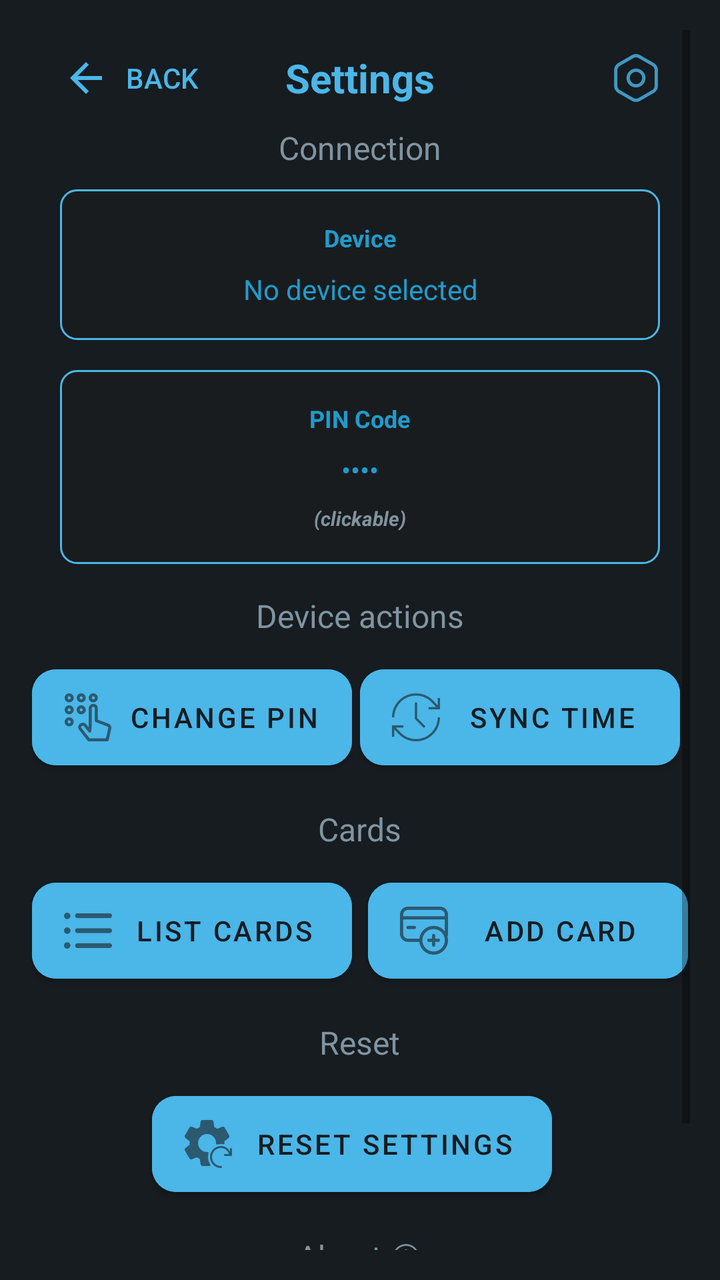
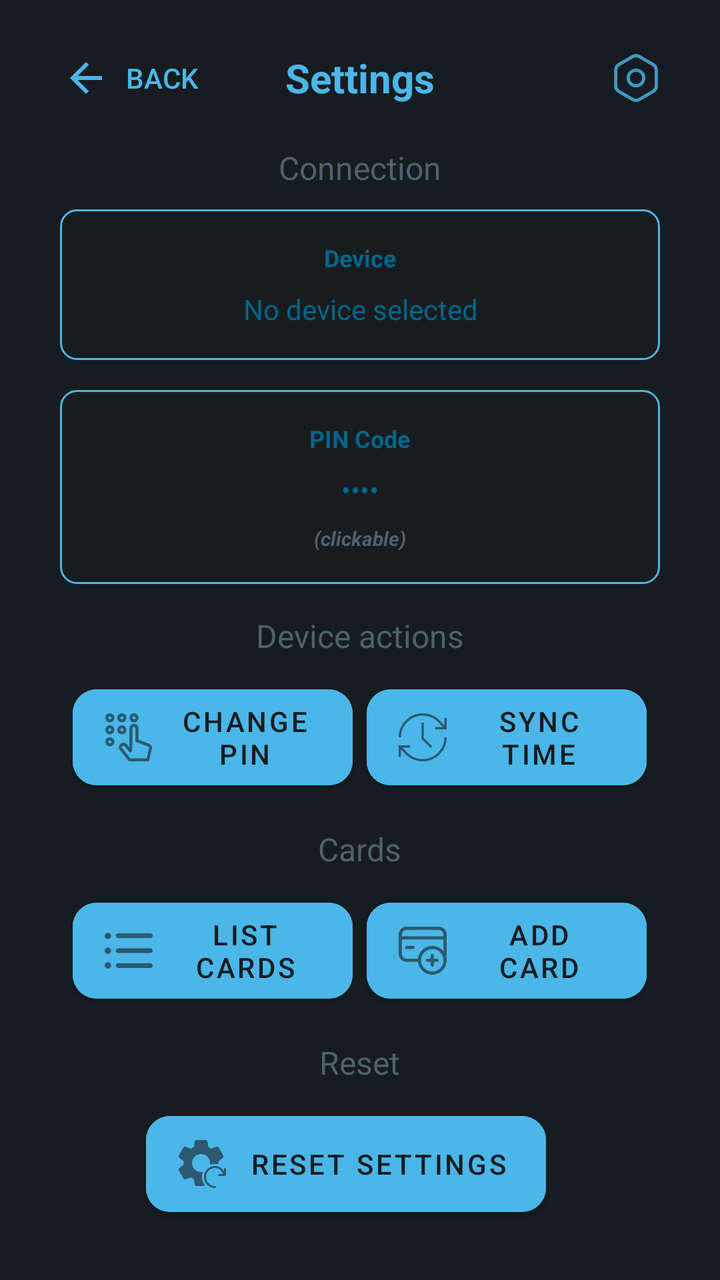

Screens rendered from an Android XML layout before and after an edit, with the pre-edit source and the edit as a unified diff.
<!-- AndroidManifest.xml: activity theme Theme.Nsline22 -->
<!-- res/layout/activity_settings.xml -->
<?xml version="1.0" encoding="utf-8"?>
<ScrollView xmlns:android="http://schemas.android.com/apk/res/android"
    xmlns:app="http://schemas.android.com/apk/res-auto"
    android:layout_width="match_parent"
    android:layout_height="match_parent"
    android:background="@color/background_dark"
    android:padding="15dp"
    android:fillViewport="true">

    <LinearLayout
        android:layout_width="match_parent"
        android:layout_height="wrap_content"
        android:orientation="vertical">

        
        <RelativeLayout
            android:layout_width="match_parent"
            android:layout_height="wrap_content"
            android:orientation="horizontal">

            <Button
                android:id="@+id/aboutBackButton"
                android:layout_width="wrap_content"
                android:layout_height="wrap_content"
                android:text="Back"
                android:drawableLeft="@drawable/ic_arrow_backward"
                android:textColor="?attr/colorPrimary"
                style="@style/Widget.AppCompat.Button.Borderless"
                android:layout_alignParentStart="true"
                android:layout_centerVertical="true" />

            <TextView
                android:layout_width="wrap_content"
                android:layout_height="wrap_content"
                android:text="Settings"
                android:textColor="?attr/colorPrimary"
                android:textSize="20sp"
                android:textStyle="bold"
                android:layout_marginBottom="5dp"
                android:layout_centerInParent="true" />

            <ImageView
                android:layout_width="wrap_content"
                android:layout_height="wrap_content"
                android:src="@drawable/ic_settings"
                android:layout_alignParentEnd="true"
                android:layout_marginBottom="5dp"
                android:layout_centerInParent="true"
                android:layout_marginEnd="15dp"
                android:tint="?attr/colorPrimary" />

        </RelativeLayout>

        
        <LinearLayout
            android:layout_width="match_parent"
            android:layout_height="0dp"
            android:layout_weight="1"
            android:orientation="vertical"
            android:gravity="center"
            android:layout_gravity="center">

            <TextView
                android:layout_width="wrap_content"
                android:layout_height="wrap_content"
                android:text="Connection"
                android:textColor="@color/material_dynamic_secondary60"
                android:textSize="16sp"
                android:layout_marginBottom="10dp" />

            
            <LinearLayout
                android:id="@+id/deviceInfoContainer"
                android:layout_width="300dp"
                android:layout_height="wrap_content"
                android:orientation="vertical"
                android:background="@drawable/output_background"
                android:padding="16dp"
                android:layout_marginBottom="15dp"
                android:gravity="center"
                android:clickable="true"
                android:focusable="true"
                android:foreground="?attr/selectableItemBackground">

                <TextView
                    android:layout_width="wrap_content"
                    android:layout_height="wrap_content"
                    android:text="Device"
                    android:textColor="@color/material_dynamic_primary60"
                    android:textSize="12sp"
                    android:textStyle="bold"
                    android:layout_marginBottom="8dp" />

                <TextView
                    android:id="@+id/deviceInfoText"
                    android:layout_width="wrap_content"
                    android:layout_height="wrap_content"
                    android:text="No device selected"
                    android:textColor="@color/material_dynamic_primary60"
                    android:textSize="14sp"
                    android:gravity="center" />

            </LinearLayout>

            
            <LinearLayout
                android:id="@+id/pinInfoContainer"
                android:layout_width="300dp"
                android:layout_height="wrap_content"
                android:orientation="vertical"
                android:background="@drawable/output_background"
                android:padding="16dp"
                android:layout_marginBottom="15dp"
                android:gravity="center"
                android:clickable="true"
                android:focusable="true"
                android:foreground="?attr/selectableItemBackground">

                <TextView
                    android:layout_width="wrap_content"
                    android:layout_height="wrap_content"
                    android:text="PIN Code"
                    android:textColor="@color/material_dynamic_primary60"
                    android:textSize="12sp"
                    android:textStyle="bold"
                    android:layout_marginBottom="8dp" />

                <TextView
                    android:id="@+id/pinInfoText"
                    android:layout_width="wrap_content"
                    android:layout_height="wrap_content"
                    android:text="••••"
                    android:textColor="@color/material_dynamic_primary60"
                    android:textSize="14sp" />

                <TextView
                    android:layout_width="wrap_content"
                    android:layout_height="wrap_content"
                    android:text="(clickable)"
                    android:textColor="@color/material_dynamic_secondary60"
                    android:textSize="10sp"
                    android:textStyle="bold|italic"
                    android:layout_marginTop="8dp" />

            </LinearLayout>

            <TextView
                android:layout_width="wrap_content"
                android:layout_height="wrap_content"
                android:text="Device actions"
                android:textColor="@color/material_dynamic_secondary60"
                android:textSize="16sp"
                android:layout_marginBottom="10dp" />

            <LinearLayout
                android:layout_width="wrap_content"
                android:layout_height="wrap_content"
                android:orientation="horizontal"
                android:layout_marginBottom="15dp">

            
            <Button
                android:id="@+id/changePinButton"
                android:layout_width="160dp"
                android:layout_height="60dp"
                android:layout_marginEnd="4dp"
                android:backgroundTint="?attr/colorPrimary"
                android:text="Change PIN"
                android:textColor="@color/material_dynamic_neutral_variant10"
                app:cornerRadius="12dp"
                android:drawableLeft="@drawable/ic_pin"
                android:drawableTint="@color/material_dynamic_neutral_variant10" />

            
            <Button
                android:id="@+id/syncTimeButton"
                android:layout_width="160dp"
                android:layout_height="60dp"
                android:layout_marginEnd="4dp"
                android:backgroundTint="?attr/colorPrimary"
                android:text="Sync Time"
                android:textColor="@color/material_dynamic_neutral_variant10"
                app:cornerRadius="12dp"
                android:drawableLeft="@drawable/ic_sync"
                android:drawableTint="@color/material_dynamic_neutral_variant10" />

            </LinearLayout>

            
            <TextView
                android:layout_width="wrap_content"
                android:layout_height="wrap_content"
                android:text="Cards"
                android:textColor="@color/material_dynamic_secondary60"
                android:textSize="16sp"
                android:layout_marginBottom="10dp" />

            
            <LinearLayout
                android:layout_width="wrap_content"
                android:layout_height="wrap_content"
                android:orientation="horizontal"
                android:layout_marginBottom="15dp">

                <Button
                    android:id="@+id/listCardsButton"
                    android:layout_width="160dp"
                    android:layout_height="60dp"
                    android:layout_marginEnd="4dp"
                    android:backgroundTint="?attr/colorPrimary"
                    android:text="List cards"
                    android:textColor="@color/material_dynamic_neutral_variant10"
                    app:cornerRadius="12dp"
                    android:drawableLeft="@drawable/ls"
                    android:drawableTint="@color/material_dynamic_neutral_variant10" />

                <Button
                    android:id="@+id/addCardButton"
                    android:layout_width="160dp"
                    android:layout_height="60dp"
                    android:layout_marginStart="4dp"
                    android:backgroundTint="?attr/colorPrimary"
                    android:text="Add card"
                    android:textColor="@color/material_dynamic_neutral_variant10"
                    app:cornerRadius="12dp"
                    android:drawableLeft="@drawable/add"
                    android:drawableTint="@color/material_dynamic_neutral_variant10" />

            </LinearLayout>

            <TextView
                android:layout_width="wrap_content"
                android:layout_height="wrap_content"
                android:text="Reset"
                android:textColor="@color/material_dynamic_secondary60"
                android:textSize="16sp"
                android:layout_marginBottom="10dp" />

            
            <Button
                android:id="@+id/factoryResetButton"
                android:layout_width="200dp"
                android:layout_height="60dp"
                android:layout_marginEnd="4dp"
                android:backgroundTint="?attr/colorPrimary"
                android:text="Reset Settings"
                android:textColor="@color/material_dynamic_neutral_variant10"
                app:cornerRadius="12dp"
                android:drawableLeft="@drawable/ic_reset"
                android:layout_marginBottom="15dp"
                android:drawableTint="@color/material_dynamic_neutral_variant10" />

            <TextView
                android:layout_width="wrap_content"
                android:layout_height="wrap_content"
                android:text="About ⓘ"
                android:textColor="@color/material_dynamic_secondary60"
                android:textSize="16sp"
                android:layout_marginBottom="10dp" />

            <TextView
                android:layout_width="wrap_content"
                android:layout_height="wrap_content"
                android:text="UniStart v4.0"
                android:textSize="12sp"
                android:textColor="@color/material_dynamic_primary60"
                android:layout_marginBottom="8dp" />

            <TextView
                android:layout_width="wrap_content"
                android:layout_height="wrap_content"
                android:text="Developed by nsline22"
                android:textSize="12sp"
                android:textColor="@color/material_dynamic_primary60"
                android:layout_marginBottom="8dp" />

            <TextView
                android:id="@+id/signlink"
                android:layout_width="wrap_content"
                android:layout_height="wrap_content"
                android:text="t.me/nsline22"
                android:autoLink="web"
                android:linksClickable="true"
                android:textColorLink="@color/material_dynamic_primary50"
                android:textSize="12sp" />

        </LinearLayout>
    </LinearLayout>
</ScrollView>
<!-- resources referenced by this layout -->
<resources>
  <color name="background_dark">@color/material_dynamic_neutral_variant10</color>
  <!-- drawable add: png bitmap (drawable-hdpi, 885 bytes) -->
  <!-- drawable ic_arrow_backward (drawable) -->
  <vector xmlns:android="http://schemas.android.com/apk/res/android"
      android:width="24dp"
      android:height="24dp"
      android:viewportWidth="24"
      android:viewportHeight="24"
      android:tint="?attr/colorPrimary">
      <path
          android:fillColor="@android:color/white"
          android:pathData="M12,20l1.41,-1.41L7.83,13H20v-2H7.83l5.58,-5.59L12,4l-8,8z"/>
  </vector>
  <!-- drawable ic_pin: png bitmap (drawable-hdpi, 944 bytes) -->
  <!-- drawable ic_reset: png bitmap (drawable-hdpi, 1024 bytes) -->
  <!-- drawable ic_settings: png bitmap (drawable-hdpi, 670 bytes) -->
  <!-- drawable ic_sync: png bitmap (drawable-hdpi, 898 bytes) -->
  <!-- drawable ls: png bitmap (drawable-hdpi, 333 bytes) -->
  <!-- drawable output_background (drawable) -->
  <shape xmlns:android="http://schemas.android.com/apk/res/android">
      <solid android:color="@color/material_dynamic_neutral10" />
      <stroke android:width="1dp" android:color="?attr/colorPrimary" />
      <corners android:radius="8dp" />
  </shape>
  <style name="Theme.Nsline22" parent="Theme.MaterialComponents.DayNight.NoActionBar">
          <item name="android:windowBackground">@color/material_dynamic_neutral_variant10</item>
          <item name="colorPrimary">@color/material_dynamic_primary70</item>
          <item name="editTextStyle">@style/EditTextStyle</item>
          <item name="android:statusBarColor">@color/material_dynamic_neutral_variant10</item>
          <item name="android:navigationBarColor">@color/material_dynamic_neutral_variant10</item>
      </style>
  <style name="EditTextStyle" parent="Widget.MaterialComponents.TextInputLayout.OutlinedBox">
          <item name="boxStrokeColor">@color/material_dynamic_primary70</item>
          <item name="android:textColorHint">@color/material_dynamic_primary70</item>
          <item name="android:textColor">@color/white</item>
          <item name="android:paddingStart">12dp</item>
          <item name="android:paddingEnd">12dp</item>
          <item name="android:paddingTop">8dp</item>
          <item name="android:paddingBottom">8dp</item>
      </style>
  <color name="white">#FFFFFFFF</color>
</resources>

<!-- the commit's change to res/layout/activity_settings.xml (unified diff, before → after) -->
@@ -5,7 +5,8 @@
     android:layout_height="match_parent"
     android:background="@color/background_dark"
     android:padding="15dp"
-    android:fillViewport="true">
+    android:fillViewport="true"
+    android:scrollbars="none">
 
     <LinearLayout
         android:layout_width="match_parent"
@@ -66,7 +67,8 @@
                 android:text="Connection"
                 android:textColor="@color/material_dynamic_secondary60"
                 android:textSize="16sp"
-                android:layout_marginBottom="10dp" />
+                android:layout_marginBottom="10dp"
+                android:layout_marginTop="10dp"/>
 
             
             <LinearLayout
@@ -161,9 +163,9 @@
             
             <Button
                 android:id="@+id/changePinButton"
-                android:layout_width="160dp"
+                android:layout_width="140dp"
                 android:layout_height="60dp"
-                android:layout_marginEnd="4dp"
+                android:layout_marginEnd="7dp"
                 android:backgroundTint="?attr/colorPrimary"
                 android:text="Change PIN"
                 android:textColor="@color/material_dynamic_neutral_variant10"
@@ -174,9 +176,9 @@
             
             <Button
                 android:id="@+id/syncTimeButton"
-                android:layout_width="160dp"
+                android:layout_width="140dp"
                 android:layout_height="60dp"
-                android:layout_marginEnd="4dp"
+
                 android:backgroundTint="?attr/colorPrimary"
                 android:text="Sync Time"
                 android:textColor="@color/material_dynamic_neutral_variant10"
@@ -204,9 +206,9 @@
 
                 <Button
                     android:id="@+id/listCardsButton"
-                    android:layout_width="160dp"
+                    android:layout_width="140dp"
                     android:layout_height="60dp"
-                    android:layout_marginEnd="4dp"
+                    android:layout_marginEnd="7dp"
                     android:backgroundTint="?attr/colorPrimary"
                     android:text="List cards"
                     android:textColor="@color/material_dynamic_neutral_variant10"
@@ -216,9 +218,8 @@
 
                 <Button
                     android:id="@+id/addCardButton"
-                    android:layout_width="160dp"
+                    android:layout_width="140dp"
                     android:layout_height="60dp"
-                    android:layout_marginStart="4dp"
                     android:backgroundTint="?attr/colorPrimary"
                     android:text="Add card"
                     android:textColor="@color/material_dynamic_neutral_variant10"
@@ -241,7 +242,7 @@
                 android:id="@+id/factoryResetButton"
                 android:layout_width="200dp"
                 android:layout_height="60dp"
-                android:layout_marginEnd="4dp"
+                android:layout_marginEnd="7dp"
                 android:backgroundTint="?attr/colorPrimary"
                 android:text="Reset Settings"
                 android:textColor="@color/material_dynamic_neutral_variant10"
<!-- resource entries referenced after the edit -->
@@ -1,6 +1,10 @@
 <!-- resources referenced by this layout -->
 <resources>
   <color name="background_dark">@color/material_dynamic_neutral_variant10</color>
+  <color name="material_dynamic_neutral_variant10">#1C1B1F</color>
+  <color name="material_dynamic_primary50">#7F67BE</color>
+  <color name="material_dynamic_primary60">#9A82DB</color>
+  <color name="material_dynamic_secondary60">#9A8D9E</color>
   <!-- drawable add: png bitmap (drawable-hdpi, 885 bytes) -->
   <!-- drawable ic_arrow_backward (drawable) -->
   <vector xmlns:android="http://schemas.android.com/apk/res/android"
@@ -31,6 +35,8 @@
           <item name="android:statusBarColor">@color/material_dynamic_neutral_variant10</item>
           <item name="android:navigationBarColor">@color/material_dynamic_neutral_variant10</item>
       </style>
+  <color name="material_dynamic_neutral10">#1C1B1F</color>
+  <color name="material_dynamic_primary70">#B69DF8</color>
   <style name="EditTextStyle" parent="Widget.MaterialComponents.TextInputLayout.OutlinedBox">
           <item name="boxStrokeColor">@color/material_dynamic_primary70</item>
           <item name="android:textColorHint">@color/material_dynamic_primary70</item>
